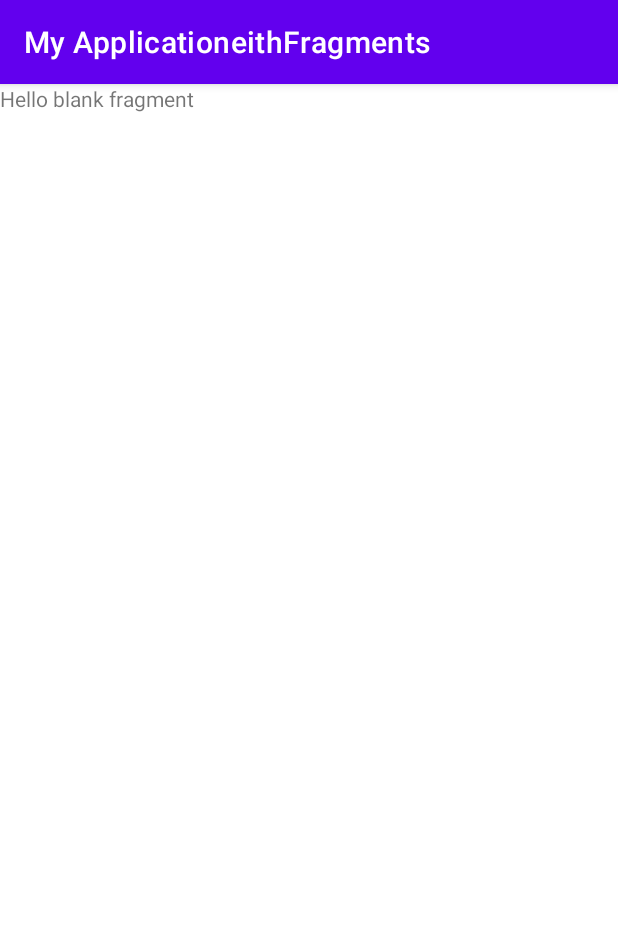
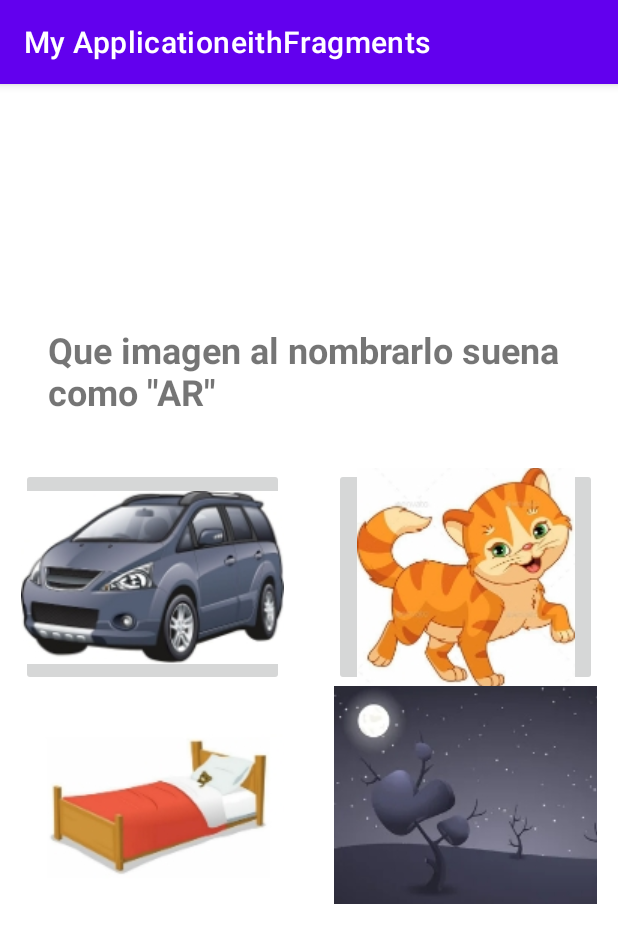
Before and after one commit to Ismael-Codes/androidApplicationFrag, an Android app: the fragment FragmentAct2 shown on its own in the app's theme, on a phone screen of 412 x 824 dp. Shown: the top 943 px of the screen. Run offline under Robolectric (Android 15) with nearby library versions, the phone set to English and light mode, and no system bars.

```diff
--- a/app/src/main/res/layout/fragment_act2.xml
+++ b/app/src/main/res/layout/fragment_act2.xml
@@ -1,14 +1,74 @@
 <?xml version="1.0" encoding="utf-8"?>
-<FrameLayout xmlns:android="http://schemas.android.com/apk/res/android"
+<LinearLayout xmlns:android="http://schemas.android.com/apk/res/android"
+    xmlns:app="http://schemas.android.com/apk/res-auto"
     xmlns:tools="http://schemas.android.com/tools"
     android:layout_width="match_parent"
     android:layout_height="match_parent"
+    android:gravity="center"
+    android:orientation="vertical"
     tools:context=".ui.main.FragmentAct2">
 
-    <!-- TODO: Update blank fragment layout -->
     <TextView
+        android:id="@+id/textView7"
+        android:layout_width="348dp"
+        android:layout_height="95dp"
+        android:text="Que imagen al nombrarlo suena como &quot;AR&quot;"
+        android:textSize="24sp"
+        android:textStyle="bold"
+        app:layout_constraintBottom_toBottomOf="parent"
+        app:layout_constraintLeft_toLeftOf="parent"
+        app:layout_constraintRight_toRightOf="parent"
+        app:layout_constraintTop_toTopOf="parent"
+        app:layout_constraintVertical_bias="0.147" />
+
+    <LinearLayout
         android:layout_width="match_parent"
-        android:layout_height="match_parent"
-        android:text="@string/hello_blank_fragment" />
+        android:layout_height="wrap_content"
+        android:gravity="center"
+        android:orientation="horizontal">
 
-</FrameLayout>
+        <ImageButton
+            android:id="@+id/OP5"
+            android:layout_width="175dp"
+            android:layout_height="145dp"
+            app:srcCompat="@mipmap/car_im" />
+
+        <Space
+            android:layout_width="33dp"
+            android:layout_height="100dp" />
+
+        <ImageButton
+            android:id="@+id/OP6"
+            android:layout_width="175dp"
+            android:layout_height="145dp"
+            app:srcCompat="@mipmap/cat_im" />
+
+    </LinearLayout>
+
+    <LinearLayout
+        android:layout_width="match_parent"
+        android:layout_height="wrap_content"
+        android:layout_marginBottom="60dp"
+        android:gravity="center"
+        android:orientation="horizontal">
+
+        <ImageButton
+            android:id="@+id/OP7"
+            android:layout_width="175dp"
+            android:layout_height="145dp"
+            app:srcCompat="@mipmap/bed_im" />
+
+        <Space
+            android:layout_width="33dp"
+            android:layout_height="100dp" />
+
+        <ImageButton
+            android:id="@+id/OP8"
+            android:layout_width="175dp"
+            android:layout_height="145dp"
+            app:srcCompat="@mipmap/dark_im" />
+
+    </LinearLayout>
+
+
+</LinearLayout>
```
